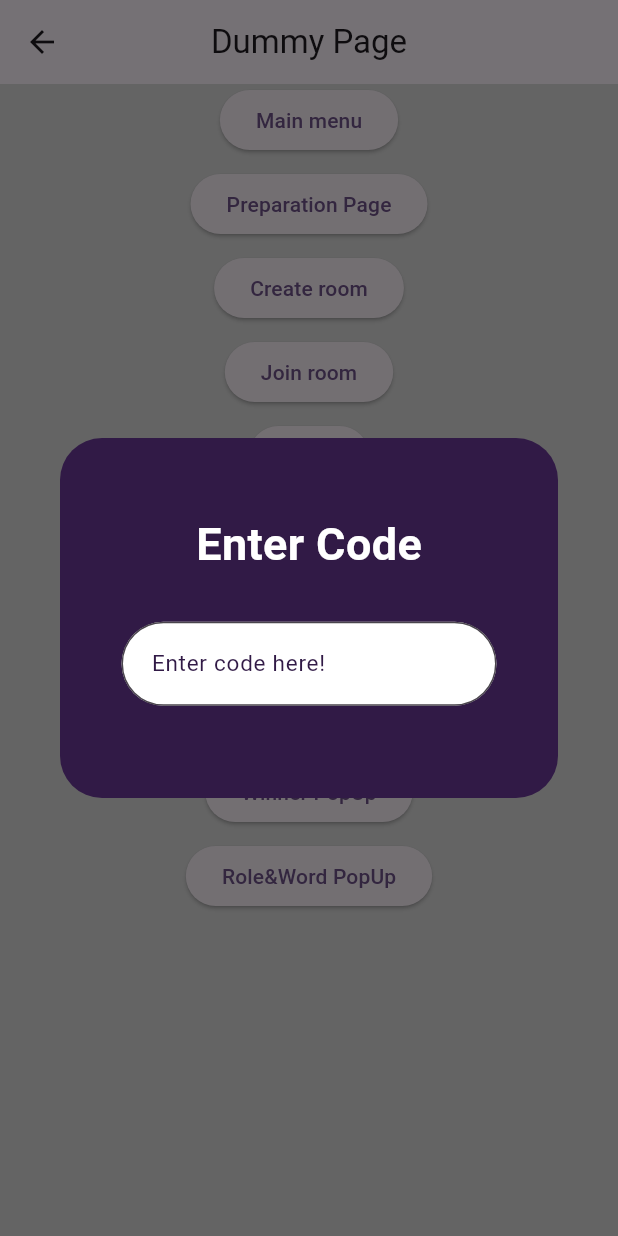
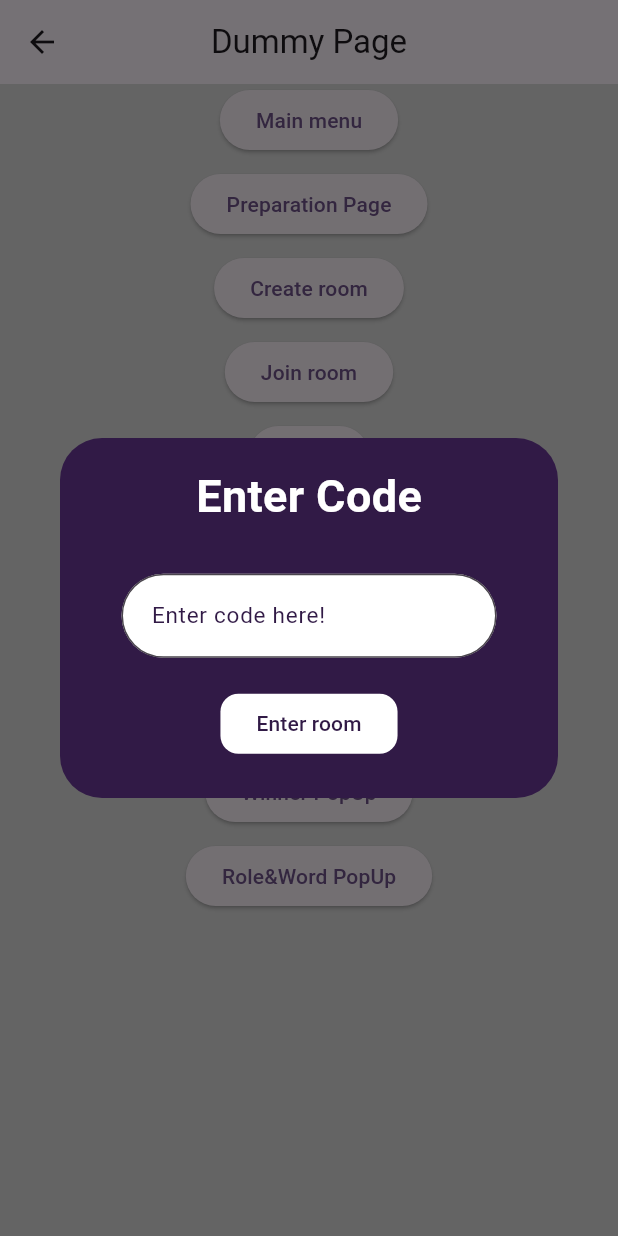
Before and after one commit to EnhanceTeam/Hunt-The-Mafia-DEPD, a Flutter app: the DummyPage screen opened by its route, after a tap on "Join room", on a phone screen of 412 x 824 dp. Run offline on Flutter 3.47's test engine with Material 2 defaults, Android fonts, the light colour scheme and no system bars; drawn by our look-alikes of dynamic_color; our stand-ins replace cloud_firestore, firebase_core, flutter_svg, fluttertoast, lottie; accounts and stored records are empty; Roboto replaces fonts that are missing (Poppins).

Commit message:
Add join enter nickname dialog

```diff
--- a/hunt_the_mafia/lib/theme/shape.dart
+++ b/hunt_the_mafia/lib/theme/shape.dart
@@ -1,4 +1,4 @@
 class Shape {
-  static const double roundedRectangle = 6;
+  static const double roundedRectangle = 12;
   static const double circle = 50;
 }
--- /dev/null
+++ b/hunt_the_mafia/lib/views/widgets/button_game.dart
@@ -0,0 +1,59 @@
+part of 'widgets.dart';
+
+class PrimaryGameButton extends StatelessWidget {
+  const PrimaryGameButton({
+    super.key,
+    required this.onPressed,
+    this.iconData,
+    this.assetPath,
+    required this.label,
+    this.maxSize = false,
+    this.foregroundColor,
+    this.backgroundColor,
+  });
+
+  final void Function()? onPressed;
+  final IconData? iconData;
+  final String? assetPath;
+  final String? label;
+  final bool maxSize;
+  final Color? foregroundColor;
+  final Color? backgroundColor;
+
+  @override
+  Widget build(BuildContext context) {
+    return ElevatedButton(
+      style: ElevatedButton.styleFrom(
+              shape: RoundedRectangleBorder(
+                borderRadius: BorderRadius.circular(Shape.roundedRectangle),
+              ),
+              foregroundColor: foregroundColor ?? const Color(0xFFFFB800),
+              backgroundColor: backgroundColor ?? const Color(0xFF311A46),
+              padding: (iconData != null || assetPath != null)
+                  ? const EdgeInsets.only(left: 16, right: 24)
+                  : null)
+          .copyWith(elevation: ButtonStyleButton.allOrNull(0.0)),
+      onPressed: onPressed,
+      child: Row(
+        mainAxisSize: maxSize ? MainAxisSize.max : MainAxisSize.min,
+        mainAxisAlignment: MainAxisAlignment.center,
+        children: [
+          if (iconData != null) ...[
+            Icon(
+              iconData,
+              size: 18.0,
+            ),
+          ] else if (assetPath != null) ...[
+            Image.asset(
+              assetPath!,
+              width: 18.0,
+            ),
+          ],
+          if (iconData != null || assetPath != null)
+            SizedSpacer.horizontal(space: Space.small),
+          if (label != null) Text(label!),
+        ],
+      ),
+    );
+  }
+}
--- a/hunt_the_mafia/lib/views/widgets/widgets.dart
+++ b/hunt_the_mafia/lib/views/widgets/widgets.dart
@@ -2,6 +2,7 @@ import 'package:flutter/material.dart';
 import 'package:flutter/services.dart';
 import 'package:fluttertoast/fluttertoast.dart';
 import 'package:hunt_the_mafia/services/services.dart';
+import 'package:hunt_the_mafia/theme/shape.dart';
 import 'package:hunt_the_mafia/views/pages/pages.dart';
 import 'package:lottie/lottie.dart';
 import 'package:flutter_svg/flutter_svg.dart';
@@ -17,5 +18,6 @@ part 'components/dialog.dart';
 part 'components/spacer.dart';
 part 'components/text_field.dart';
 
+part 'button_game.dart';
 part 'card_shop_item.dart';
 part 'waiting_room_player_item.card.dart';
```
Also changed, not shown: hunt_the_mafia/lib/views/widgets/dialog_game.dart (+78 -1 lines), 1 other file.
